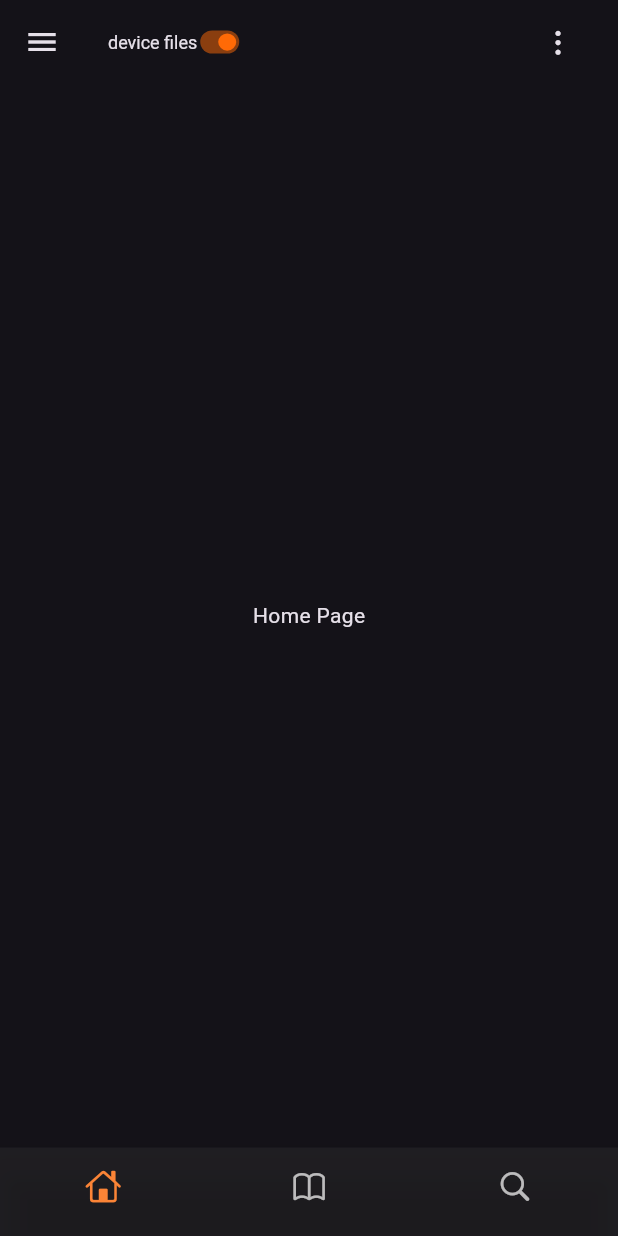
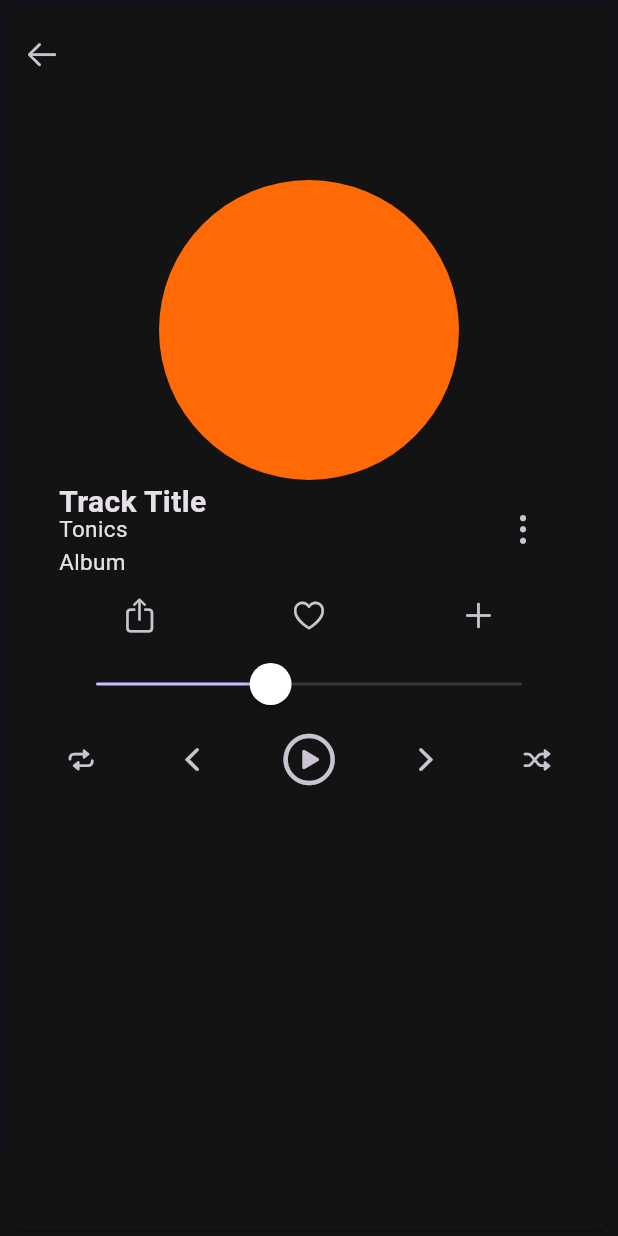
Before and after one commit to thehackingknight/tunedplayer_flutter, a Flutter app: the screen it shows after launch, on a phone screen of 412 x 824 dp. Run offline on Flutter 3.47's test engine with Material 2 defaults, Android fonts, the phone set to English and light mode, and no system bars; our stand-ins replace just_audio, just_audio_background, marquee, on_audio_query, permission_handler.

```diff
--- a/lib/constants/index.dart
+++ b/lib/constants/index.dart
@@ -1,5 +1,11 @@
 import 'dart:ui';
+
+import 'package:flutter/widgets.dart';
 
 const TAG = "tunedplayer: ";
 const orange = Color.fromRGBO(255, 106, 6, 1);
 const orange_2 = Color.fromRGBO(255, 134, 54, 0.979);
+
+void print(msg) {
+  debugPrint("$TAG $msg");
+}
--- a/lib/main.dart
+++ b/lib/main.dart
@@ -4,6 +4,7 @@ import 'package:just_audio_background/just_audio_background.dart';
 
 import 'package:permission_handler/permission_handler.dart';
 import 'package:tunedplayer/views/library_page.dart';
+import 'package:tunedplayer/views/player_view.dart';
 import 'package:tunedplayer/views/tracks_page.dart';
 
 import 'constants/index.dart';
@@ -20,7 +21,21 @@ Future<void> main() async {
     // Either the permission was already granted before or the user just granted it.
     debugPrint("$TAG STORAGE PERMISSION GRANTED");
   }
-  runApp(const MyApp());
+  runApp(const Root());
+}
+
+class Root extends StatelessWidget {
+  const Root({super.key});
+
+  @override
+  Widget build(BuildContext context) {
+    return MaterialApp(
+      theme: ThemeData.dark(useMaterial3: true),
+      home: Stack(
+        children: const [MyApp(), PlayerView()],
+      ),
+    );
+  }
 }
 
 class MyApp extends StatefulWidget {
@@ -33,6 +48,7 @@ class MyApp extends StatefulWidget {
 class _MyAppState extends State<MyApp> {
   // This widget is the root of your application.
   int _selectedIndex = 0;
+  final double _iconSize = 20;
   final List<Widget> _mainPages = [const HomePage(), const LibraryPage()];
   bool _deviceFiles = true;
 
@@ -56,7 +72,7 @@ class _MyAppState extends State<MyApp> {
                     children: [
                       const Text(
                         "device files",
-                      style: TextStyle(fontSize: 12),
+                        style: TextStyle(fontSize: 14),
                       ),
                       SizedBox(
                         width: 30,
@@ -95,23 +111,42 @@ class _MyAppState extends State<MyApp> {
               ),
             ),
             body: _mainPages.elementAt(_selectedIndex),
-          bottomNavigationBar: BottomNavigationBar(
-            showSelectedLabels: false,
-            showUnselectedLabels: false,
-            backgroundColor: Color.fromRGBO(60, 60, 60, 0.3),
-            selectedItemColor: orange_2,
-            items: const [
-              BottomNavigationBarItem(
-                  icon: Icon(CupertinoIcons.home), label: ""),
-              BottomNavigationBarItem(
-                  icon: Icon(CupertinoIcons.book), label: ""),
-              BottomNavigationBarItem(
-                  icon: Icon(CupertinoIcons.search), label: ""),
+            bottomNavigationBar: Container(
+                color: const Color.fromARGB(104, 15, 15, 15),
+                height: 48,
+                child: Row(
+                  mainAxisAlignment: MainAxisAlignment.spaceEvenly,
+                  children: [
+                    IconButton(
+                        iconSize: _iconSize,
+                        color: _selectedIndex == 0 ? orange_2 : Colors.white,
+                        onPressed: () {
+                          _onItemTapped(0);
+                        },
+                        icon: const Icon(CupertinoIcons.home)),
+                    IconButton(
+                        iconSize: _iconSize,
+                        color: _selectedIndex == 1 ? orange_2 : Colors.white,
+                        onPressed: () {
+                          _onItemTapped(1);
+                        },
+                        icon: const Icon(CupertinoIcons.bookmark)),
+                    IconButton(
+                        iconSize: _iconSize,
+                        color: _selectedIndex == 2 ? orange_2 : Colors.white,
+                        onPressed: () {
+                          _onItemTapped(2);
+                        },
+                        icon: const Icon(CupertinoIcons.search)),
+                    IconButton(
+                        iconSize: _iconSize,
+                        color: _selectedIndex == 3 ? orange_2 : Colors.white,
+                        onPressed: () {
+                          _onItemTapped(3);
+                        },
+                        icon: const Icon(CupertinoIcons.info)),
                   ],
-            currentIndex: _selectedIndex,
-            onTap: _onItemTapped,
-          ),
-        ));
+                ))));
   }
 }
 
@@ -125,3 +160,26 @@ class HomePage extends StatelessWidget {
     );
   }
 }
+
+class FirstRoute extends StatelessWidget {
+  const FirstRoute({super.key});
+
+  @override
+  Widget build(BuildContext context) {
+    return const Center(
+      child: Text("First Route"),
+    );
+  }
+}
+
+class SecondRoute extends StatelessWidget {
+  const SecondRoute({super.key});
+
+  @override
+  Widget build(BuildContext context) {
+    return Column(children: [
+      Text("Second Route"),
+      ElevatedButton(onPressed: () {}, child: const Text("First Route"))
+    ]);
+  }
+}
--- /dev/null
+++ b/lib/views/player_view.dart
@@ -0,0 +1,171 @@
+import 'package:flutter/cupertino.dart';
+import 'package:flutter/material.dart';
+import 'package:flutter/src/widgets/framework.dart';
+import 'package:flutter/src/widgets/placeholder.dart';
+import 'package:tunedplayer/constants/index.dart';
+import 'package:tunedplayer/widgets/widgets.dart';
+
+class PlayerView extends StatefulWidget {
+  const PlayerView({super.key});
+
+  @override
+  State<PlayerView> createState() => _PlayerViewState();
+}
+
+class _PlayerViewState extends State<PlayerView> {
+  // STATE //
+  bool _isMinPlayer = false;
+  // END STATE //
+
+  @override
+  Widget build(BuildContext context) {
+    var winW = MediaQuery.of(context).size.width;
+    var winH = MediaQuery.of(context).size.height;
+    return Positioned(
+      bottom: _isMinPlayer ? 50 : 0,
+      height: _isMinPlayer ? 60 : winH,
+      width: winW,
+      child: Card(
+        child: _isMinPlayer ? MinPlayer() : FullPlayer(),
+        color: _isMinPlayer
+            ? const Color.fromARGB(104, 15, 15, 15)
+            : const Color.fromARGB(255, 19, 19, 19),
+        borderOnForeground: true,
+      ),
+    );
+  }
+
+  Widget MinPlayer() {
+    return Container(
+      padding: EdgeInsets.all(8),
+      child: Row(
+        mainAxisAlignment: MainAxisAlignment.spaceBetween,
+        children: [
+          TapRegion(
+            onTapInside: (event) {
+              setState(() {
+                _isMinPlayer = !_isMinPlayer;
+              });
+            },
+            child: Column(
+              children: [
+                SizedText("TrackTitleaaaaaaaaaaaaggggggggggggggffffffffffaaa",
+                    const TextStyle(fontSize: 15, fontWeight: FontWeight.w500),
+                    w: 260, h: 20),
+                SizedText("Track Artist", const TextStyle(fontSize: 11),
+                    w: 260, h: 15)
+              ],
+            ),
+          ),
+          SizedBox(
+              width: 24,
+              child: IconButton(
+                onPressed: () {},
+                icon: Icon(CupertinoIcons.play),
+              )),
+        ],
+      ),
+    );
+  }
+
+  Widget FullPlayer() {
+    return Column(children: [
+      Padding(
+        padding: const EdgeInsets.only(top: 8.0),
+        child: Row(
+          children: [
+            IconButton(
+                onPressed: () {
+                  setState(() {
+                    _isMinPlayer = !_isMinPlayer;
+                  });
+                },
+                icon: const Icon(CupertinoIcons.arrow_left))
+          ],
+        ),
+      ),
+      Column(
+        crossAxisAlignment: CrossAxisAlignment.center,
+        mainAxisAlignment: MainAxisAlignment.center,
+        children: [
+          Container(
+            // Track cover disk
+            width: 200,
+            height: 200,
+            margin: const EdgeInsets.only(top: 60),
+            decoration: const BoxDecoration(
+                color: orange,
+                borderRadius: BorderRadius.all(Radius.circular(100))),
+          ),
+          Row(
+            mainAxisAlignment: MainAxisAlignment.spaceEvenly,
+            children: [
+              Column(
+                children: [
+                  SizedText(
+                      "Track Title",
+                      const TextStyle(
+                          fontSize: 20, fontWeight: FontWeight.w600)),
+                  SizedText("Tonics", const TextStyle(fontSize: 15)),
+                  SizedText("Album", const TextStyle(fontSize: 15)),
+                ],
+              ),
+              IconButton(
+                  onPressed: () {},
+                  icon: const Icon(CupertinoIcons.ellipsis_vertical))
+            ],
+          ),
+          Row(mainAxisAlignment: MainAxisAlignment.spaceEvenly, children: [
+            IconButton(
+                onPressed: () {},
+                icon: const Icon(
+                  CupertinoIcons.share,
+                )),
+            IconButton(
+                onPressed: () {},
+                icon: const Icon(
+                  CupertinoIcons.heart,
+                )),
+            IconButton(
+                onPressed: () {},
+                icon: const Icon(
+                  CupertinoIcons.add,
+                )),
+          ]),
+          SizedBox(
+              width: 300,
+              child: CupertinoSlider(
+                value: .4,
+                onChanged: (v) {},
+              )),
+          Row(mainAxisAlignment: MainAxisAlignment.spaceEvenly, children: [
+            IconButton(
+                onPressed: () {},
+                icon: const Icon(
+                  CupertinoIcons.repeat,
+                  size: 18,
+                )),
+            IconButton(
+                onPressed: () {},
+                icon: const Icon(CupertinoIcons.chevron_back)),
+            IconButton(
+                onPressed: () {},
+                icon: const Icon(
+                  CupertinoIcons.play_circle,
+                  size: 40,
+                )),
+            IconButton(
+                onPressed: () {},
+                icon: const Icon(CupertinoIcons.chevron_forward)),
+            IconButton(
+                onPressed: () {},
+                icon: const Icon(
+                  CupertinoIcons.shuffle,
+                  size: 18,
+                )),
+          ])
+        ],
+      )
+    ]);
+  }
+}
--- a/lib/widgets/widgets.dart
+++ b/lib/widgets/widgets.dart
@@ -16,3 +16,16 @@ Widget T_Marquee(text,
     ),
   );
 }
+
+Widget SizedText(String txt, TextStyle style, {double h = 22, double w = 250}) {
+  return SizedBox(
+    width: w,
+    height: h,
+    child: Text(
+      txt,
+      style: style,
+      overflow: TextOverflow.ellipsis,
+      softWrap: false,
+    ),
+  );
+}
```
Lines whose indentation alone changed are shown as unchanged.
